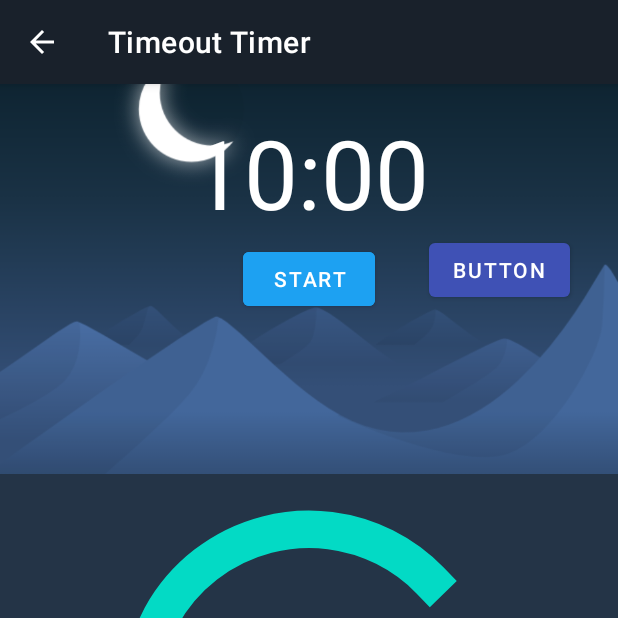
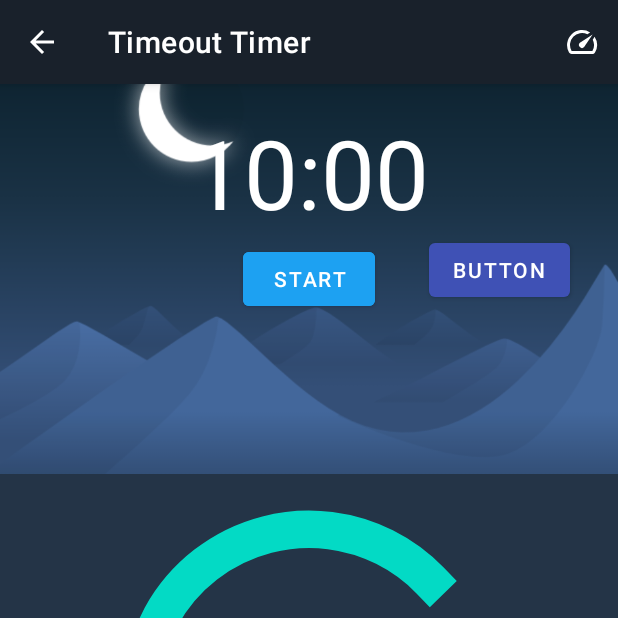
Before and after one commit to bryanjhdang/Parent-App, an Android app: the TimeoutActivity screen opened directly, with no data from a screen before it, on a phone screen of 412 x 824 dp, the top half of it. Run offline under Robolectric (Android 15) with nearby library versions, the phone set to English and light mode, and no system bars; libraries missing offline, so code that uses them is left out: me.zhanghai.android; plain views replace MaterialProgressBar; 1 statement that could not run was skipped.

Commit message:
Toolbar button created for the timer speed with input ready

```diff
--- /dev/null
+++ b/app/src/main/res/drawable/ic_baseline_speed_24.xml
@@ -0,0 +1,10 @@
+<vector xmlns:android="http://schemas.android.com/apk/res/android"
+    android:width="24dp"
+    android:height="24dp"
+    android:viewportWidth="24"
+    android:viewportHeight="24"
+    android:tint="?attr/colorControlNormal">
+  <path
+      android:fillColor="@android:color/white"
+      android:pathData="M20.38,8.57l-1.23,1.85a8,8 0,0 1,-0.22 7.58L5.07,18A8,8 0,0 1,15.58 6.85l1.85,-1.23A10,10 0,0 0,3.35 19a2,2 0,0 0,1.72 1h13.85a2,2 0,0 0,1.74 -1,10 10,0 0,0 -0.27,-10.44zM10.59,15.41a2,2 0,0 0,2.83 0l5.66,-8.49 -8.49,5.66a2,2 0,0 0,0 2.83z"/>
+</vector>
--- /dev/null
+++ b/app/src/main/res/menu/timeout_rate.xml
@@ -0,0 +1,37 @@
+<?xml version="1.0" encoding="utf-8"?>
+<menu xmlns:android="http://schemas.android.com/apk/res/android"
+    xmlns:app="http://schemas.android.com/apk/res-auto">
+    <item
+        android:title="change time speed"
+        android:icon="@drawable/ic_baseline_speed_24"
+        app:showAsAction="always|withText">
+        <menu>
+            <group android:checkableBehavior="single">
+                <item
+                    android:id="@+id/percent25"
+                    android:title="25%"
+                    />
+                <item
+                    android:id="@+id/percent75"
+                    android:title="75%"
+                    />
+                <item
+                    android:id="@+id/percent100"
+                    android:title="100%"
+                    />
+                <item
+                    android:id="@+id/percent200"
+                    android:title="200%"
+                    />
+                <item
+                    android:id="@+id/percent300"
+                    android:title="300%"
+                    />
+                <item
+                    android:id="@+id/percent400"
+                    android:title="400%"
+                    />
+            </group>
+        </menu>
+    </item>
+</menu>
```
Also changed, not shown: app/src/main/java/cmpt276/as3/cmpt276hydrogenproject/TimeoutActivity.java (+46 -15 lines).
